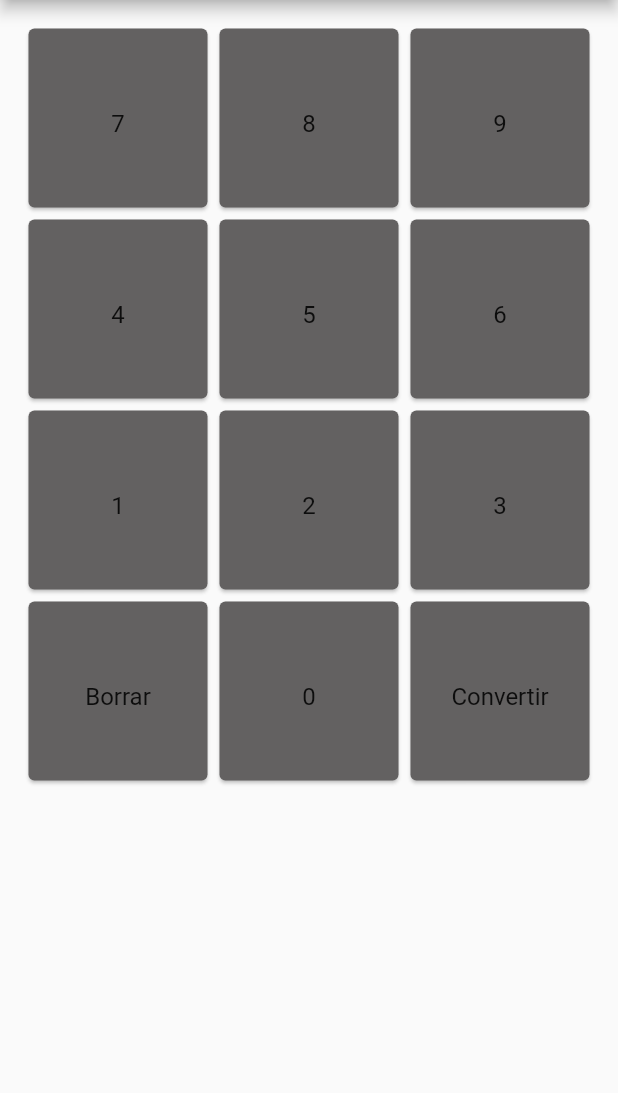
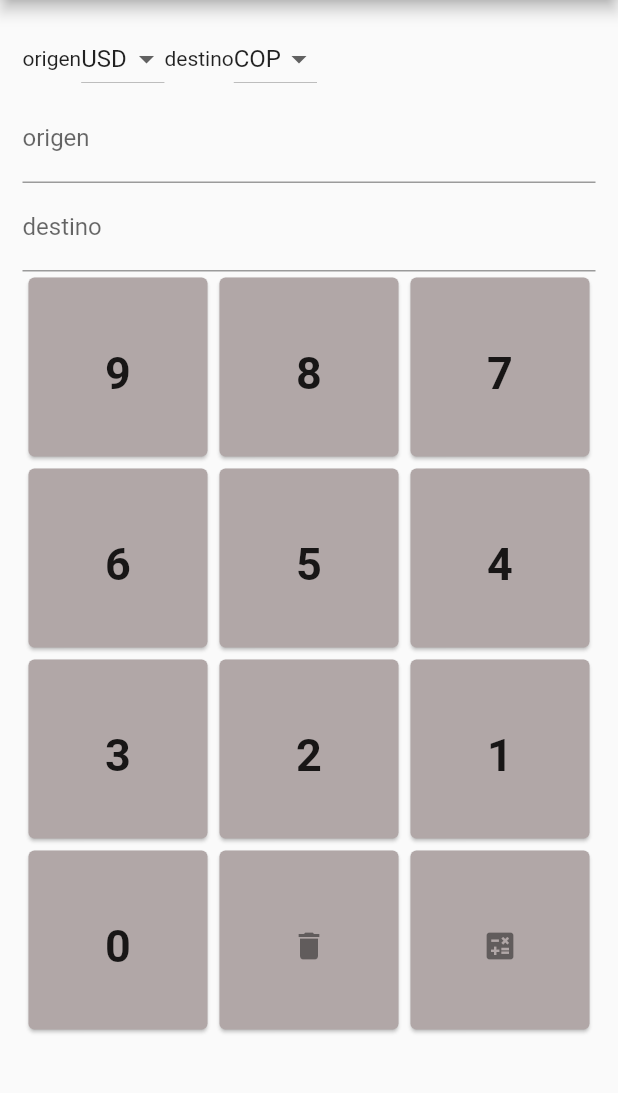
Before and after one commit to victorinais/reto1, a Flutter app: the screen it shows after launch, on a phone screen of 412 x 824 dp, the part 84-1177 px from its top. Run offline on Flutter 3.47's test engine with Material 2 defaults, Android fonts, the phone set to English and light mode, and no system bars; our stand-ins replace get; missing offline and left inert: dart:html.

Commit message:
se agrega opciones de moneda, se da funcionalidad, se cambia color de botones

```diff
--- a/lib/main.dart
+++ b/lib/main.dart
@@ -1,4 +1,6 @@
+import 'dart:html';
 import 'package:flutter/material.dart';
+import 'package:get/get.dart';
 
 void main() {
   runApp(const MyApp());
@@ -10,7 +12,7 @@ class MyApp extends StatelessWidget {
   // This widget is the root of your application.
   @override
   Widget build(BuildContext context) {
-    return MaterialApp(
+    return GetMaterialApp(
       title: 'Flutter Demo',
       theme: ThemeData(
 
@@ -33,6 +35,9 @@ class MyHomePage extends StatefulWidget {
   State<MyHomePage> createState() => _MyHomePageState();
 }
 
+final textorigen = TextEditingController();
+final textdestino = TextEditingController();
+
 class objetos {
   final titulo;
   final icono;
@@ -40,23 +45,40 @@ class objetos {
 
   objetos(this.titulo, this.icono, this.color);
 }
+String op1 = "USD";
+String op2 = "COP";
+
+List<DropdownMenuItem<String>> monedas = <DropdownMenuItem<String>>[
+  DropdownMenuItem(
+    child: Text("USD"),
+    value: "USD",
+    ),
+    DropdownMenuItem(
+    child: Text("EUR"),
+    value: "EUR",
+    ),
+    DropdownMenuItem(
+    child: Text("COP"),
+    value: "COP",
+    ),
+];
 
 class _MyHomePageState extends State<MyHomePage> {
   int _counter = 0;
 
 List<objetos> lista = <objetos>[
-  objetos("7", Icon(Icons.delete), Color.fromARGB(255, 99, 97, 97)),
-  objetos("8", Icon(Icons.delete), Color.fromARGB(255, 99, 97, 97)),
-  objetos("9", Icon(Icons.delete), Color.fromARGB(255, 99, 97, 97)),
-  objetos("4", Icon(Icons.delete), Color.fromARGB(255, 99, 97, 97)),
-  objetos("5", Icon(Icons.delete), Color.fromARGB(255, 99, 97, 97)),
-  objetos("6", Icon(Icons.delete), Color.fromARGB(255, 99, 97, 97)),
-  objetos("1", Icon(Icons.delete), Color.fromARGB(255, 99, 97, 97)),
-  objetos("2", Icon(Icons.delete), Color.fromARGB(255, 99, 97, 97)),
-  objetos("3", Icon(Icons.delete), Color.fromARGB(255, 99, 97, 97)),
-  objetos("Borrar", Icon(Icons.delete), Color.fromARGB(255, 99, 97, 97)),
-  objetos("0", Icon(Icons.delete), Color.fromARGB(255, 99, 97, 97)),
-  objetos("Convertir", Icon(Icons.delete), Color.fromARGB(255, 99, 97, 97)),
+  objetos("9", Icon(Icons.abc), Color.fromARGB(255, 177, 167, 167)),
+  objetos("8", Icon(Icons.abc), Color.fromARGB(255, 177, 167, 167)),
+  objetos("7", Icon(Icons.abc), Color.fromARGB(255, 177, 167, 167)),
+  objetos("6", Icon(Icons.abc), Color.fromARGB(255, 177, 167, 167)),
+  objetos("5", Icon(Icons.abc), Color.fromARGB(255, 177, 167, 167)),
+  objetos("4", Icon(Icons.abc), Color.fromARGB(255, 177, 167, 167)),
+  objetos("3", Icon(Icons.abc), Color.fromARGB(255, 177, 167, 167)),
+  objetos("2", Icon(Icons.abc), Color.fromARGB(255, 177, 167, 167)),
+  objetos("1", Icon(Icons.abc), Color.fromARGB(255, 177, 167, 167)),
+  objetos("0", Icon(Icons.abc), Color.fromARGB(255, 177, 167, 167)),
+  objetos("Borrar", Icon(Icons.delete), Color.fromARGB(255, 177, 167, 167)),
+  objetos("Convertir", Icon(Icons.calculate), Color.fromARGB(255, 177, 167, 167)),
 ];
 
 
@@ -77,7 +99,38 @@ List<objetos> lista = <objetos>[
       ),
       body: Padding(
         padding: EdgeInsets.all(15),
-        child: GridView.builder(
+        child: Column(
+          children: [
+            Row(children: [
+              Text("origen"),
+              DropdownButton(
+                value: op1,
+                items: monedas, onChanged: (String? x) {
+                  setState(() {
+                    op1 = x.toString();
+                  });
+                }),
+            Row(children: [
+              Text("destino"),
+              DropdownButton(
+                value: op2,
+                items: monedas, onChanged: (String? x) {
+                  setState(() {
+                    op2 = x.toString();
+                  });
+                }),
+            ]),
+            ]),
+            TextField(
+              controller: textorigen,
+              decoration: InputDecoration(labelText: "origen", hintText: "0"),
+            ),
+            TextField(
+              controller: textdestino,
+              decoration: InputDecoration(labelText: "destino", hintText: "0"),
+            ),
+            Expanded(
+              child: GridView.builder(
         gridDelegate: const SliverGridDelegateWithFixedCrossAxisCount(
           crossAxisCount: 3,
         ),
@@ -87,12 +140,57 @@ List<objetos> lista = <objetos>[
             color: lista[index].color,
             child: ListTile(
               title: Center(
-                child: Text(lista[index].titulo),
+                child: index > 9
+                ? lista[index].icono
+                : Text(lista[index].titulo,
+                style: TextStyle(
+                  fontSize: 30, fontWeight: FontWeight.bold),),
                   ),
+                  onTap: () {
+                    print(lista[index].titulo);
+
+                    if (index < 10) {
+                      textorigen.text = textorigen.text + lista[index].titulo;
+                    } else if (index == 10) {
+                      textorigen.text = "";
+                      textdestino.text = "";
+                    } else {
+                      if (op1 == "USD" && op2 == "COP"){
+                        textdestino.text =
+                        (double.parse(textorigen.text) * 5018)
+                        .toString();
+                      } else if (op1 == "COP" && op2 == "USD"){
+                        textdestino.text =
+                        (double.parse(textorigen.text) / 5018)
+                        .toString();
+                      } else if (op1 == "EUR" && op2 == "COP"){
+                        textdestino.text =
+                        (double.parse(textorigen.text) * 4965)
+                        .toString();
+                      } else if (op1 == "COP" && op2 == "EUR"){
+                        textdestino.text =
+                        (double.parse(textorigen.text) / 4965)
+                        .toString();
+                      } else if (op1 == "EUR" && op2 == "USD"){
+                        textdestino.text =
+                        (double.parse(textorigen.text) * 0.99)
+                        .toString();
+                      } else if (op1 == "USD" && op2 == "EUR"){
+                        textdestino.text =
+                        (double.parse(textorigen.text) / 0.99)
+                        .toString();
+                      } else {
+                        textdestino.text = textdestino.text;
+                      }
+                    }
+
+                  },
                 ),
               );
             },
-          ),
+          ),)
+          ],
+        )
         )
     );
   }
--- a/pubspec.yaml
+++ b/pubspec.yaml
@@ -32,7 +32,7 @@ dependencies:
   flutter:
     sdk: flutter
 
-
+  get: ^4.6.5
   # The following adds the Cupertino Icons font to your application.
   # Use with the CupertinoIcons class for iOS style icons.
   cupertino_icons: ^1.0.2
```
Also changed, not shown: pubspec.lock.
